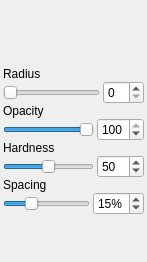
Old version of the form src/client/ui/simplesettings.ui in the repository drawpile/Drawpile.
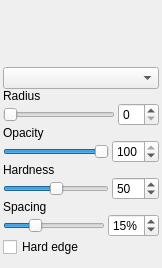
New version of the form. Custom widgets are drawn as their Qt base class.

Commit message: network support for blending mode and UI enhancements

```diff
--- a/src/client/ui/simplesettings.ui
+++ b/src/client/ui/simplesettings.ui
@@ -5,26 +5,24 @@
    <rect>
     <x>0</x>
     <y>0</y>
-    <width>147</width>
-    <height>262</height>
+    <width>162</width>
+    <height>268</height>
    </rect>
   </property>
   <property name="windowTitle" >
    <string>Form</string>
   </property>
-  <layout class="QVBoxLayout" >
-   <property name="margin" >
-    <number>3</number>
-   </property>
+  <layout class="QVBoxLayout" name="verticalLayout" >
    <property name="spacing" >
     <number>0</number>
    </property>
+   <property name="margin" >
+    <number>3</number>
+   </property>
    <item>
     <widget class="BrushPreview" name="preview" >
      <property name="sizePolicy" >
-      <sizepolicy>
-       <hsizetype>7</hsizetype>
-       <vsizetype>7</vsizetype>
+      <sizepolicy vsizetype="Expanding" hsizetype="Expanding" >
        <horstretch>0</horstretch>
        <verstretch>0</verstretch>
       </sizepolicy>
@@ -43,6 +41,9 @@
      </property>
     </widget>
    </item>
+   <item>
+    <widget class="QComboBox" name="blendmode" />
+   </item>
    <item>
     <widget class="QLabel" name="label" >
      <property name="text" >
@@ -58,6 +59,9 @@
      <property name="spacing" >
       <number>3</number>
      </property>
+     <property name="margin" >
+      <number>0</number>
+     </property>
      <item>
       <widget class="QSlider" name="brushsize" >
        <property name="minimum" >
@@ -184,9 +188,6 @@
    </item>
    <item>
     <layout class="QHBoxLayout" >
-     <property name="margin" >
-      <number>0</number>
-     </property>
      <property name="spacing" >
       <number>3</number>
      </property>
@@ -224,6 +225,13 @@
      </item>
     </layout>
    </item>
+   <item>
+    <widget class="QCheckBox" name="hardedge" >
+     <property name="text" >
+      <string>Hard edge</string>
+     </property>
+    </widget>
+   </item>
    <item>
     <spacer>
      <property name="orientation" >
```
Left out of the diff: 169 changed lines with no effect on the pictures. The commit also changes 6 other files.
